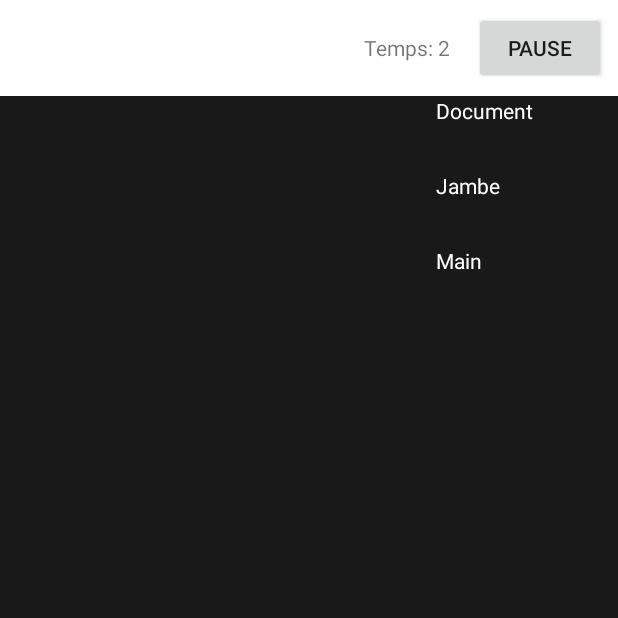
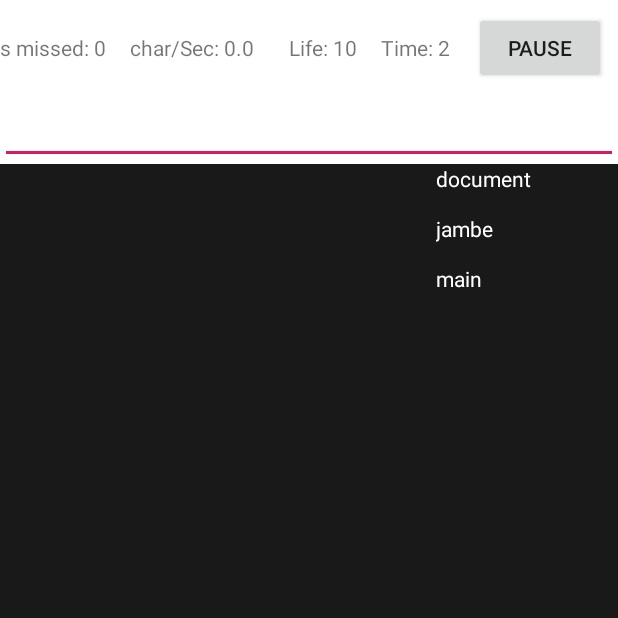
Before and after one commit to Clement-Torti/speed-typing, an Android app: the screen it shows after launch (GameActivity), after a tap on "START", on a phone screen of 412 x 824 dp, the top half of it. Run offline under Robolectric (Android 15) with nearby library versions, the phone set to English and light mode, and no system bars.

Commit message:
Ajout du clavier et de la psossiblité d'écrire des mots

```diff
--- a/android/app/src/main/java/com/example/speed_typing/GameActivity.java
+++ b/android/app/src/main/java/com/example/speed_typing/GameActivity.java
@@ -1,9 +1,13 @@
 package com.example.speed_typing;
 
 import android.os.Bundle;
+import android.text.Editable;
+import android.text.TextWatcher;
+import android.view.View;
 import android.view.ViewGroup;
 import android.view.WindowManager;
 import android.widget.Button;
+import android.widget.EditText;
 import android.widget.LinearLayout;
 import android.widget.RelativeLayout;
 import android.widget.TableLayout;
@@ -22,11 +26,14 @@ import java.util.Random;
 import java.util.Vector;
 
 public class GameActivity extends BaseActivity implements IObserver {
-    private static int DIFICULTY = 75;
+    private static int DIFICULTY = 50;
     private TextView tempsView;
     private TextView nbCaracteresView;
     private TextView nbMotsEcritsView;
+    private TextView nbMotsRatesView;
+    private TextView nbLifeView;
     private Button pauseBtn;
+    private EditText editText;
     private List<TextView> wordViewList = new ArrayList<>();
     private GameTimer gameTimer;
 
@@ -53,6 +60,12 @@ public class GameActivity extends BaseActivity implements IObserver {
         tempsView = findViewById(R.id.temps);
         nbCaracteresView = findViewById(R.id.nbCaracteres);
         nbMotsEcritsView = findViewById(R.id.nbMotEcrits);
+        nbMotsRatesView = findViewById(R.id.nbMotsRates);
+        nbLifeView = findViewById(R.id.nbLife);
+
+        // Setup editText
+        configureEditText();
+
 
         // Remise en place des wordViews si on revient de PauseActivity
         configureWordView();
@@ -64,6 +77,7 @@ public class GameActivity extends BaseActivity implements IObserver {
         gameTimer.start();
 
     }
+
 
     /*
      * Appelée lorsque la partie ajout un mot
@@ -85,6 +99,7 @@ public class GameActivity extends BaseActivity implements IObserver {
 
 
     }
+
 
     @Override
     public void chronoUpdate() {
@@ -129,7 +144,12 @@ public class GameActivity extends BaseActivity implements IObserver {
      */
     private void updateUI() {
         // Temps
-        tempsView.setText("Temps: " + partie.getChrono());
+        tempsView.setText(getResources().getString(R.string.time) + ": " + partie.getChrono());
+        nbCaracteresView.setText(getResources().getString(R.string.nbCaracterePerSec) + ": " + partie.nbCaracterePerSec());
+        nbMotsEcritsView.setText(getResources().getString(R.string.nbWordWrite) + ": " + partie.getNbWordWrite());
+        nbMotsRatesView.setText(getResources().getString(R.string.nbWordMissed) + ": " + partie.getNbWordFailed());
+        nbLifeView.setText(getResources().getString(R.string.nbLife) + ": " + partie.getNbLife());
+
 
         // Fait descendre la vue plus ou mpins vite en fonction de la difficulté
         for(TextView t : wordViewList) {
@@ -159,6 +179,65 @@ public class GameActivity extends BaseActivity implements IObserver {
     }
 
     /*
+    * Récupérer l'editText de la vue et lui ajouter les bons listeners
+     */
+    private void configureEditText() {
+        editText = findViewById(R.id.editText);
+
+        // Lorsque l'utilisateur écrit une lettre
+        editText.addTextChangedListener(new TextWatcher() {
+            @Override
+            public void beforeTextChanged(CharSequence s, int start, int count, int after) {
+            }
+
+            @Override
+            public void onTextChanged(CharSequence s, int start, int before, int count) {
+                // Informer la partie qu'un caractère vient d'être écrit
+                partie.caractereWritten();
+
+            }
+
+            @Override
+            public void afterTextChanged(Editable s) {
+            }
+        });
+
+        // Lorsque l'utilisateur clique sur la touche entrée
+        editText.setOnClickListener(new View.OnClickListener() {
+            @Override
+            public void onClick(View v) {
+                String text = editText.getText().toString().replace(" ", "");
+                Word wordWritten = new Word(text);
+
+                // On vérifie si ce mot existe
+                if(partie.wordWritten(wordWritten)) {
+                    deleteViewWithText(text);
+                }
+
+                // On efface le texte de l'editText
+                editText.setText("");
+            }
+        });
+    }
+
+    /*
+    * Cherche le wordView avec ce texte et le supprime de la vue
+     */
+    private void deleteViewWithText(String text) {
+        for(TextView t : wordViewList) {
+            String tText = t.getText().toString().replace(" ", "");
+            if(tText.equals(text)) {
+                // Supprime la wordView de son parent
+                ((ViewGroup)t.getParent()).removeView(t);
+                wordViewList.remove(t);
+                // On ne supprime qu'une wordView avec comme contenu text
+                return;
+            }
+        }
+    }
+
+
+    /*
      * Permet l'ajout d'un wordView avec un certain mot et une certaine position
      */
     private void insertWordView(Word word, int x, int y) {
--- a/android/app/src/main/java/com/example/speed_typing/model/Observer/Partie.java
+++ b/android/app/src/main/java/com/example/speed_typing/model/Observer/Partie.java
@@ -50,7 +50,15 @@ public class Partie extends Subject implements Serializable, IObserver{
      * Appelez lorsque qu'un mot de displayedWord vient d'être écrit
      */
     public boolean wordWritten(Word word) {
-        return displayedWord.remove(word);
+        boolean bool =  displayedWord.remove(word);
+
+        if(bool) {
+            nbWordWrite++;
+        } else {
+            nbWordFailed++;
+        }
+
+        return bool;
     }
 
     /*
@@ -59,7 +67,7 @@ public class Partie extends Subject implements Serializable, IObserver{
     public boolean wordMissed(Word word) {
         boolean res = displayedWord.remove(word);
         nbLife--;
-
+        // Notifier
         return res;
     }
 
@@ -103,9 +111,13 @@ public class Partie extends Subject implements Serializable, IObserver{
         return displayedWord.get(index);
     }
 
-    public int getChrono() {
-        return chrono;
-    }
+    public int getChrono() { return chrono; }
+
+    public int getNbWordWrite() { return nbWordWrite; }
+
+    public int getNbWordFailed() { return nbWordFailed; }
+
+    public int getNbLife() { return nbLife; }
 
     @Override
     public void update() {
--- a/android/app/src/main/java/com/example/speed_typing/model/Word.java
+++ b/android/app/src/main/java/com/example/speed_typing/model/Word.java
@@ -6,7 +6,7 @@ public class Word implements Serializable  {
     public static final long serialversionUID = 129348940L;
     private String text;
 
-    protected Word (String txt){
+    public Word (String txt){
         text = txt;
     }
 
--- a/android/app/src/main/res/layout/activity_game.xml
+++ b/android/app/src/main/res/layout/activity_game.xml
@@ -33,7 +33,28 @@
             android:layout_marginEnd="8dp"
             android:layout_marginRight="8dp"
             android:layout_marginBottom="8dp"
+            android:id="@+id/nbMotsRates"
+            android:lines="2"
+            />
+        <TextView
+            android:layout_marginStart="8dp"
+            android:layout_marginLeft="8dp"
+            android:layout_marginTop="8dp"
+            android:layout_marginEnd="8dp"
+            android:layout_marginRight="8dp"
+            android:layout_marginBottom="8dp"
             android:id="@+id/nbCaracteres"
+            android:lines="2"
+            />
+
+        <TextView
+            android:layout_marginStart="8dp"
+            android:layout_marginLeft="8dp"
+            android:layout_marginTop="8dp"
+            android:layout_marginEnd="8dp"
+            android:layout_marginRight="8dp"
+            android:layout_marginBottom="8dp"
+            android:id="@+id/nbLife"
             android:lines="2"
             />
 
@@ -66,6 +87,22 @@
     </TableRow>
 
     <TableRow
+        android:layout_width="wrap_content"
+        android:layout_height="wrap_content"
+        android:gravity="center"
+        android:background="@color/colorWhite"
+        >
+
+        <EditText
+            android:id="@+id/editText"
+            android:textAlignment="center"
+            android:lines="1"
+            android:inputType="text"
+            />
+
+    </TableRow>
+
+    <TableRow
         android:layout_width="fill_parent"
         android:layout_height="match_parent"
         android:gravity="center"
--- a/android/app/src/main/res/values/strings.xml
+++ b/android/app/src/main/res/values/strings.xml
@@ -8,6 +8,11 @@
     <string name="scores_btn">Scores</string>
     <string name="return_btn">Return</string>
     <string name="home_btn">Home</string>
+    <string name="time">Time</string>
+    <string name="nbCaracterePerSec">char/Sec</string>
+    <string name="nbWordWrite">words written</string>
+    <string name="nbWordMissed">words missed</string>
+    <string name="nbLife">Life</string>
 
     <string-array name="wordsFamily">
         <item>Français</item>
```
Also changed, not shown: android/app/src/main/assets/Anglais.txt (+20 -20 lines), android/app/src/main/assets/Francais.txt (+19 -19 lines), 1 other file.
